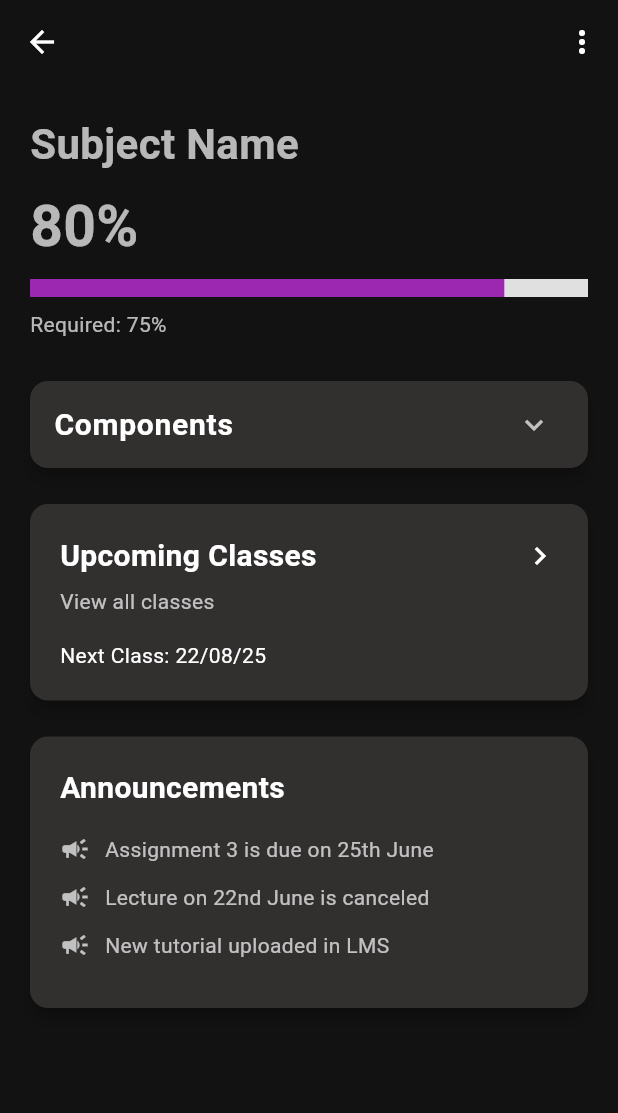
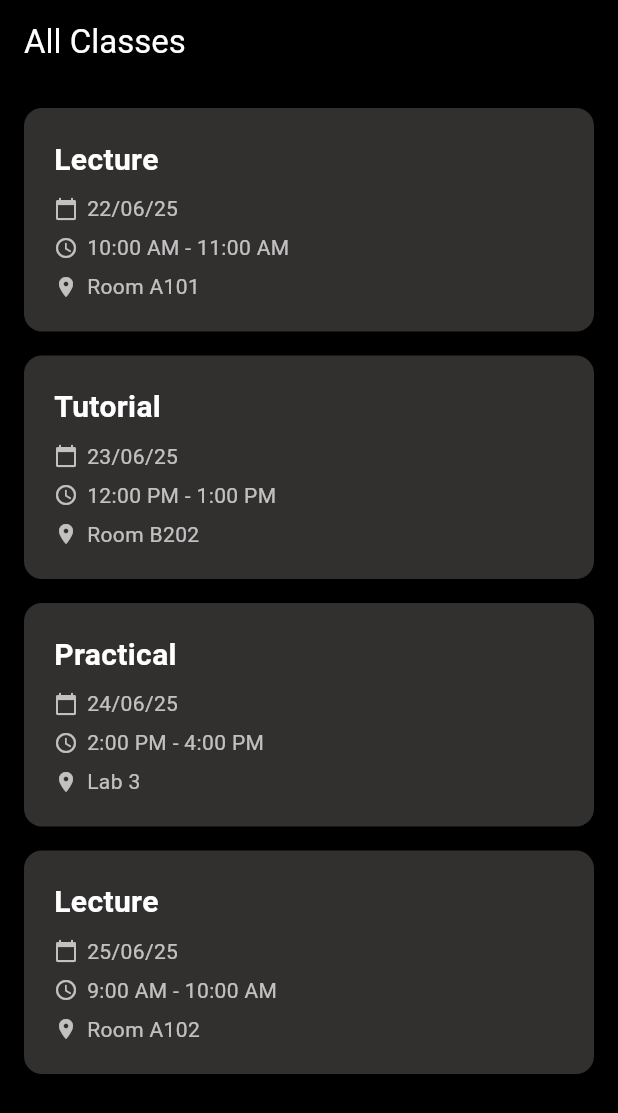
Before and after one commit to aashray374/upasthiti, a Flutter app: the screen it shows after launch, on a phone screen of 412 x 824 dp. Shown: the top 1113 px of the screen. Run offline on Flutter 3.47's test engine with Material 3 defaults, Android fonts, the light colour scheme and no system bars.

Commit message:
added page for upcoming classes

```diff
--- a/lib/main.dart
+++ b/lib/main.dart
@@ -2,6 +2,7 @@ import 'package:flutter/material.dart';
 import 'package:upasthiti/screens/login.dart';
 import 'package:upasthiti/screens/subject_details_st.dart';
 import 'package:upasthiti/screens/subjects.dart';
+import 'package:upasthiti/screens/upcoming_classes.dart';
 
 void main() {
   runApp(const MyApp());
@@ -64,7 +65,7 @@ class MyApp extends StatelessWidget {
       debugShowCheckedModeBanner: false,
       themeMode: ThemeMode.dark,
       theme: darkTheme,
-      home: const SubjectDetailsSt(),
+      home: const AllClassesScreen(),
     );
   }
 }
--- /dev/null
+++ b/lib/screens/upcoming_classes.dart
@@ -0,0 +1,99 @@
+import 'package:flutter/material.dart';
+
+class AllClassesScreen extends StatelessWidget {
+  const AllClassesScreen({super.key});
+
+  @override
+  Widget build(BuildContext context) {
+    // Dummy class data
+    final List<Map<String, String>> classList = [
+      {
+        "type": "Lecture",
+        "date": "22/06/25",
+        "time": "10:00 AM - 11:00 AM",
+        "location": "Room A101",
+      },
+      {
+        "type": "Tutorial",
+        "date": "23/06/25",
+        "time": "12:00 PM - 1:00 PM",
+        "location": "Room B202",
+      },
+      {
+        "type": "Practical",
+        "date": "24/06/25",
+        "time": "2:00 PM - 4:00 PM",
+        "location": "Lab 3",
+      },
+      {
+        "type": "Lecture",
+        "date": "25/06/25",
+        "time": "9:00 AM - 10:00 AM",
+        "location": "Room A102",
+      },
+    ];
+
+    return Scaffold(
+      appBar: AppBar(
+        title: Text("All Classes"),
+        backgroundColor: Colors.black,
+      ),
+      backgroundColor: Colors.black,
+      body: ListView.builder(
+        padding: const EdgeInsets.all(16),
+        itemCount: classList.length,
+        itemBuilder: (context, index) {
+          final classInfo = classList[index];
+          return Card(
+            color: Color(0xFF322F2F),
+            shape: RoundedRectangleBorder(
+              borderRadius: BorderRadius.circular(12),
+            ),
+            elevation: 4,
+            margin: const EdgeInsets.only(bottom: 16),
+            child: Padding(
+              padding: const EdgeInsets.all(20),
+              child: Column(
+                crossAxisAlignment: CrossAxisAlignment.start,
+                children: [
+                  Text(
+                    classInfo['type'] ?? "",
+                    style: TextStyle(
+                      fontSize: 20,
+                      fontWeight: FontWeight.bold,
+                      color: Colors.white,
+                    ),
+                  ),
+                  SizedBox(height: 8),
+                  Row(
+                    children: [
+                      Icon(Icons.calendar_today, size: 16, color: Colors.white70),
+                      SizedBox(width: 6),
+                      Text(classInfo['date'] ?? "", style: TextStyle(color: Colors.white70)),
+                    ],
+                  ),
+                  SizedBox(height: 6),
+                  Row(
+                    children: [
+                      Icon(Icons.access_time, size: 16, color: Colors.white70),
+                      SizedBox(width: 6),
+                      Text(classInfo['time'] ?? "", style: TextStyle(color: Colors.white70)),
+                    ],
+                  ),
+                  SizedBox(height: 6),
+                  Row(
+                    children: [
+                      Icon(Icons.location_on, size: 16, color: Colors.white70),
+                      SizedBox(width: 6),
+                      Text(classInfo['location'] ?? "", style: TextStyle(color: Colors.white70)),
+                    ],
+                  ),
+                ],
+              ),
+            ),
+          );
+        },
+      ),
+    );
+  }
+}
```
Also changed, not shown: lib/screens/subject_details_st.dart (line endings or trailing spaces).
